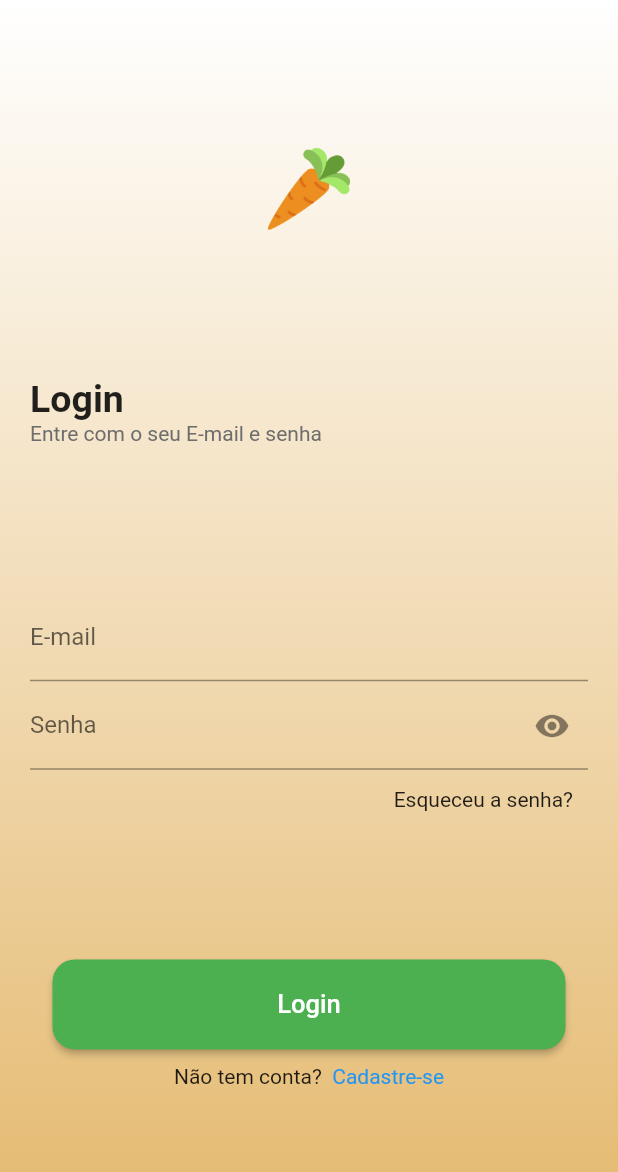
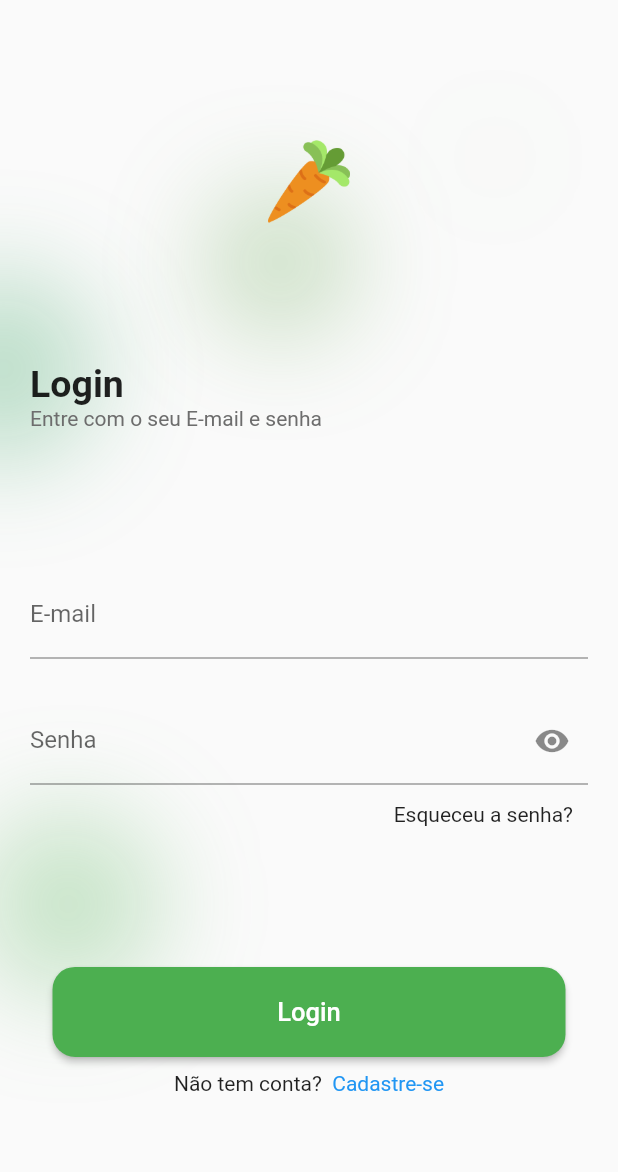
Before and after one commit to Rezende-Fabio/fruit-market, a Flutter app: the screen it shows after launch, on a phone screen of 412 x 824 dp. Shown: the top 1172 px of the screen. Run offline on Flutter 3.47's test engine with Material 2 defaults, Android fonts, the phone set to English and light mode, and no system bars.

Commit message:
adjusting background of login page

```diff
--- a/lib/components/bottom_navigator.dart
+++ b/lib/components/bottom_navigator.dart
@@ -10,7 +10,7 @@ class BottomNavgator extends StatelessWidget {
     return ClipRRect(
       borderRadius: const BorderRadius.vertical(top: Radius.circular(20.0)),
       child: BottomNavigationBar(
-        elevation: 30,
+        elevation: 15 ,
         fixedColor: Color.fromARGB(255, 34, 192, 2),
         unselectedItemColor: Colors.black,
         unselectedLabelStyle: const TextStyle(color: Colors.black),
@@ -37,7 +37,7 @@ class BottomNavgator extends StatelessWidget {
             label: 'Conta',
           ),
         ],
-        currentIndex: pageController.page?.round() ?? 1,
+        currentIndex: pageController?.page?.round() ?? 1,
         onTap: (index) {
           pageController.jumpToPage(index);
         },
--- a/lib/components/find_products.dart
+++ b/lib/components/find_products.dart
@@ -8,7 +8,7 @@ class FindProducts extends StatelessWidget {
     return Row(
       mainAxisAlignment: MainAxisAlignment.center,
       children: [
-        Container(
+        SizedBox(
           width: 350,
           height: 150,
           child: Column(
--- a/lib/components/form_login.dart
+++ b/lib/components/form_login.dart
@@ -16,14 +16,14 @@ class _FormLoginState extends State<FormLogin> {
       padding: const EdgeInsets.only(left: 20, right: 20),
       width: double.infinity,
       child: Column(
-        mainAxisAlignment: MainAxisAlignment.center,
         children: [
-          Column(
-            children: [
-              const TextField(
+          Container(
+            margin: EdgeInsets.only(bottom: 25),
+            child: const TextField(
               textInputAction: TextInputAction.next,
               decoration: InputDecoration(
                 labelText: "E-mail",
+              ),
             ),
           ),
           TextField(
@@ -54,8 +54,6 @@ class _FormLoginState extends State<FormLogin> {
           )
         ],
       ),
-        ],
-      ),
     );
   }
 }
--- a/lib/pages/login.dart
+++ b/lib/pages/login.dart
@@ -1,5 +1,6 @@
 import 'package:flutter/material.dart';
 import '../components/form_login.dart';
+import '../components/background_painter.dart';
 
 class Login extends StatefulWidget {
   @override
@@ -10,14 +11,10 @@ class _LoginState extends State<Login> {
   @override
   Widget build(BuildContext context) {
     return Scaffold(
-      body: Container(
-        decoration: const BoxDecoration(
-          gradient: LinearGradient(
-            begin: Alignment.topRight,
-            end: Alignment.bottomRight,
-            colors: [Colors.white, Color.fromARGB(255, 228, 185, 110)],
-          ),
-        ),
+      body: RepaintBoundary(
+        child: CustomPaint(
+          size: MediaQuery.of(context).size,
+          painter: BackgroundPainter(),
           child: Column(
             mainAxisAlignment: MainAxisAlignment.spaceEvenly,
             children: [
@@ -66,9 +63,8 @@ class _LoginState extends State<Login> {
                       width: double.infinity,
                       height: 70,
                       child: ElevatedButton(
-                      onPressed: () =>{
-                        Navigator.of(context).pushNamed("/home")
-                      },
+                        onPressed: () =>
+                            {Navigator.of(context).pushNamed("/home")},
                         child: const Text(
                           "Login",
                           style: TextStyle(fontSize: 17),
@@ -93,8 +89,9 @@ class _LoginState extends State<Login> {
                     )
                   ],
                 ),
-            )
+              ),
             ],
+          ),
         ),
       ),
     );
```
Also changed, not shown: lib/components/background_painter.dart (added, +58 -0 lines), lib/components/favorite_list.dart (+5 -2 lines), lib/components/products_list.dart (+5 -2 lines). Lines whose indentation alone changed are shown as unchanged.
